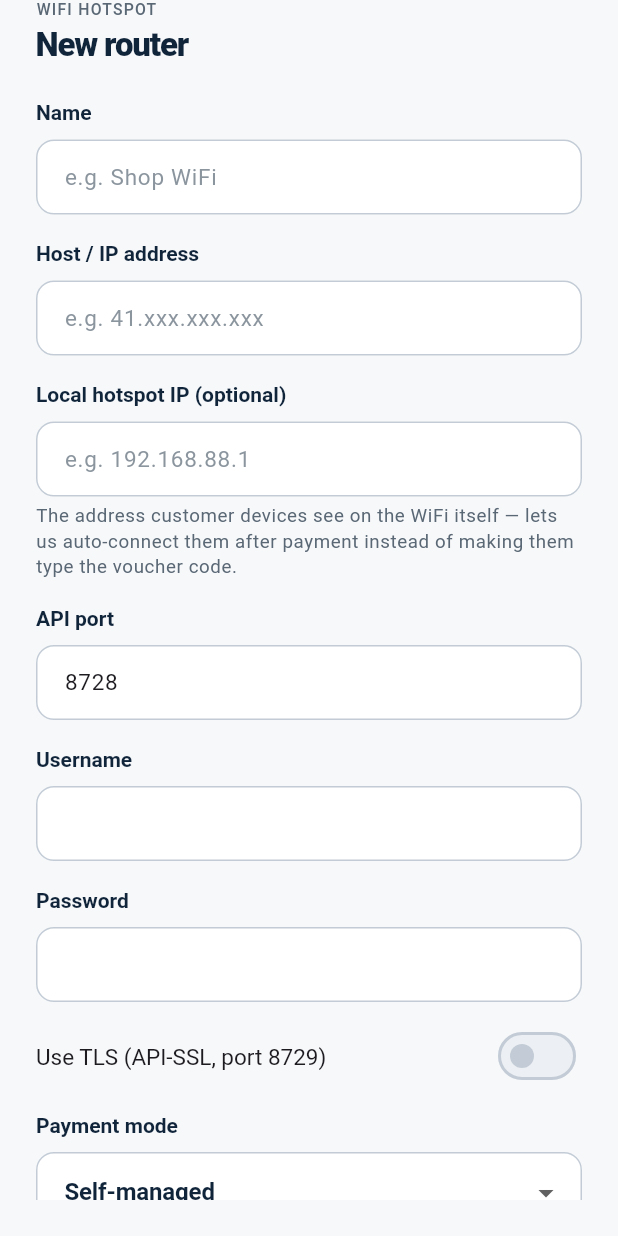
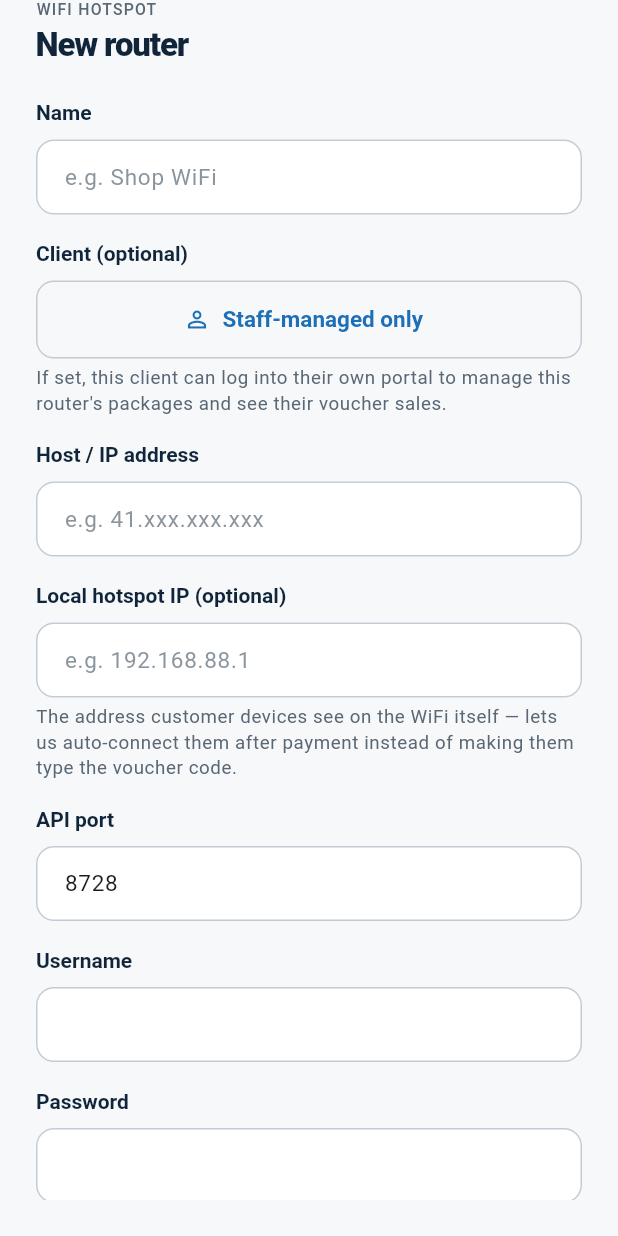
Before and after one commit to moinfo/MoBilling, a Flutter app: the _RouterFormSheet widget shown alone on an empty page, opened directly, on a phone screen of 412 x 824 dp. Run offline on Flutter 3.47's test engine with Material 3 defaults, Android fonts, the phone set to English and light mode, and no system bars; our stand-ins replace device_info_plus, dio, file_picker, firebase_core, firebase_messaging, flutter_riverpod and 6 more; accounts and stored records are empty; network calls fail; Roboto replaces fonts that are missing (Archivo, IBMPlexMono).

Commit message:
Show and assign a router's client on the staff mobile WiFi screen
Mirrors the new web staff UI: a router card now shows its assigned
client and package count, and the add/edit form lets staff pick (or
clear) which client a router has been handed over to via the existing
ClientPickerSheet, matching how AddOrderScreen already picks a client.

Not yet run through flutter analyze/build — no Flutter toolchain in
this environment; needs that pass before release, same as other
unverified mobile work this session.

Co-Authored-By: Claude Sonnet 5 <noreply@anthropic.com>
Claude-Session: https://claude.ai/code/session_01AdXufHyvsPTRBBeaCWPD3f

```diff
--- a/mobilling-mobile/apps/staff/lib/features/wifi_hotspot/wifi_routers_screen.dart
+++ b/mobilling-mobile/apps/staff/lib/features/wifi_hotspot/wifi_routers_screen.dart
@@ -7,6 +7,7 @@ import 'package:mobilling_ui/mobilling_ui.dart';
 
 import '../../providers.dart';
 import '../common/paged_list.dart';
+import '../common/pickers.dart';
 import '../crm/crm_ui.dart' show CrmField, CrmMetaLine, CrmSheet, showCrmSheet;
 import 'wifi_hotspot_providers.dart';
 
@@ -203,6 +204,8 @@ class _RouterCard extends StatelessWidget {
                   router.isPlatformCollected
                       ? 'Platform-collected'
                       : 'Self-managed',
+                  router.clientName ?? 'Staff-managed',
+                  '${router.plansCount} package${router.plansCount == 1 ? '' : 's'}',
                 ].join(' · '),
               ),
             ),
@@ -308,6 +311,8 @@ class _RouterFormSheetState extends ConsumerState<_RouterFormSheet> {
   late bool _useTls;
   late String _paymentMode;
   late bool _isActive;
+  String? _clientId;
+  String? _clientName;
   bool _busy = false;
   String? _error;
 
@@ -326,6 +331,18 @@ class _RouterFormSheetState extends ConsumerState<_RouterFormSheet> {
     _useTls = r?.useTls ?? false;
     _paymentMode = r?.paymentMode ?? WifiPaymentModes.selfManaged;
     _isActive = r?.isActive ?? true;
+    _clientId = r?.clientId;
+    _clientName = r?.clientName;
+  }
+
+  Future<void> _pickClient() async {
+    final picked = await ClientPickerSheet.show(context);
+    if (picked != null) {
+      setState(() {
+        _clientId = picked.id;
+        _clientName = picked.name;
+      });
+    }
   }
 
   @override
@@ -367,6 +384,7 @@ class _RouterFormSheetState extends ConsumerState<_RouterFormSheet> {
         await service.updateRouter(
           widget.router!.id,
           name: name,
+          clientId: _clientId,
           host: host,
           username: username,
           password: password.isEmpty ? null : password,
@@ -381,6 +399,7 @@ class _RouterFormSheetState extends ConsumerState<_RouterFormSheet> {
       } else {
         await service.createRouter(
           name: name,
+          clientId: _clientId,
           host: host,
           username: username,
           password: password,
@@ -422,6 +441,46 @@ class _RouterFormSheetState extends ConsumerState<_RouterFormSheet> {
             controller: _name,
             enabled: !_busy,
             decoration: const InputDecoration(hintText: 'e.g. Shop WiFi'),
+          ),
+        ),
+        const SizedBox(height: Spacing.md),
+        CrmField(
+          label: 'Client (optional)',
+          child: Row(
+            children: [
+              Expanded(
+                child: OutlinedButton.icon(
+                  icon: const Icon(Icons.person_outline, size: 18),
+                  label: Text(
+                    _clientName ?? 'Staff-managed only',
+                    maxLines: 1,
+                    overflow: TextOverflow.ellipsis,
+                  ),
+                  onPressed: _busy ? null : _pickClient,
+                ),
+              ),
+              if (_clientId != null)
+                IconButton(
+                  tooltip: 'Clear',
+                  icon: const Icon(Icons.close, size: 18),
+                  onPressed: _busy
+                      ? null
+                      : () => setState(() {
+                          _clientId = null;
+                          _clientName = null;
+                        }),
+                ),
+            ],
+          ),
+        ),
+        Padding(
+          padding: const EdgeInsets.only(top: Spacing.xs),
+          child: Text(
+            'If set, this client can log into their own portal to manage '
+            "this router's packages and see their voucher sales.",
+            style: Theme.of(context).textTheme.bodySmall?.copyWith(
+              color: Theme.of(context).colorScheme.onSurfaceVariant,
+            ),
           ),
         ),
         const SizedBox(height: Spacing.md),
--- a/mobilling-mobile/packages/mobilling_api/lib/src/staff/wifi_hotspot_models.dart
+++ b/mobilling-mobile/packages/mobilling_api/lib/src/staff/wifi_hotspot_models.dart
@@ -12,6 +12,9 @@ class MikrotikRouter {
     required this.useTls,
     required this.paymentMode,
     required this.isActive,
+    this.clientId,
+    this.clientName,
+    this.plansCount = 0,
     this.localLoginHost,
     this.lastTestedAt,
     this.lastTestStatus,
@@ -20,6 +23,12 @@ class MikrotikRouter {
 
   final String id;
   final String name;
+
+  /// The client this router has been handed over to, to self-manage from
+  /// their own portal — null means staff-managed only.
+  final String? clientId;
+  final String? clientName;
+  final int plansCount;
   final String host;
   final int apiPort;
   final String username;
@@ -53,6 +62,9 @@ class MikrotikRouter {
     useTls: json.flag('use_tls'),
     paymentMode: json.strOr('payment_mode', 'self_managed'),
     isActive: json.flag('is_active', fallback: true),
+    clientId: json.str('client_id'),
+    clientName: json.str('client_name'),
+    plansCount: json.count('plans_count'),
     localLoginHost: json.str('local_login_host'),
     lastTestedAt: json.date('last_tested_at'),
     lastTestStatus: json.str('last_test_status'),
--- a/mobilling-mobile/packages/mobilling_api/lib/src/staff/wifi_hotspot_service.dart
+++ b/mobilling-mobile/packages/mobilling_api/lib/src/staff/wifi_hotspot_service.dart
@@ -34,6 +34,7 @@ class WifiHotspotService {
     required String host,
     required String username,
     required String password,
+    String? clientId,
     String? localLoginHost,
     int apiPort = 8728,
     bool useTls = false,
@@ -44,6 +45,9 @@ class WifiHotspotService {
       '/mikrotik-routers',
       body: {
         'name': name,
+        // Always sent, even null — unlike password/localLoginHost below,
+        // there's no "leave unchanged" meaning for this field.
+        'client_id': clientId,
         'host': host,
         'local_login_host': ?localLoginHost,
         'api_port': apiPort,
@@ -58,13 +62,15 @@ class WifiHotspotService {
   }
 
   /// PUT /mikrotik-routers/{id} — needs `wifi_routers.update`. A blank
-  /// [password] keeps the one already on file.
+  /// [password] keeps the one already on file. [clientId] is always sent,
+  /// even null — pass null to unassign the router from its current client.
   Future<MikrotikRouter> updateRouter(
     String id, {
     required String name,
     required String host,
     required String username,
     String? password,
+    String? clientId,
     String? localLoginHost,
     int apiPort = 8728,
     bool useTls = false,
@@ -75,6 +81,7 @@ class WifiHotspotService {
       '/mikrotik-routers/$id',
       body: {
         'name': name,
+        'client_id': clientId,
         'host': host,
         'local_login_host': ?localLoginHost,
         'api_port': apiPort,
```
